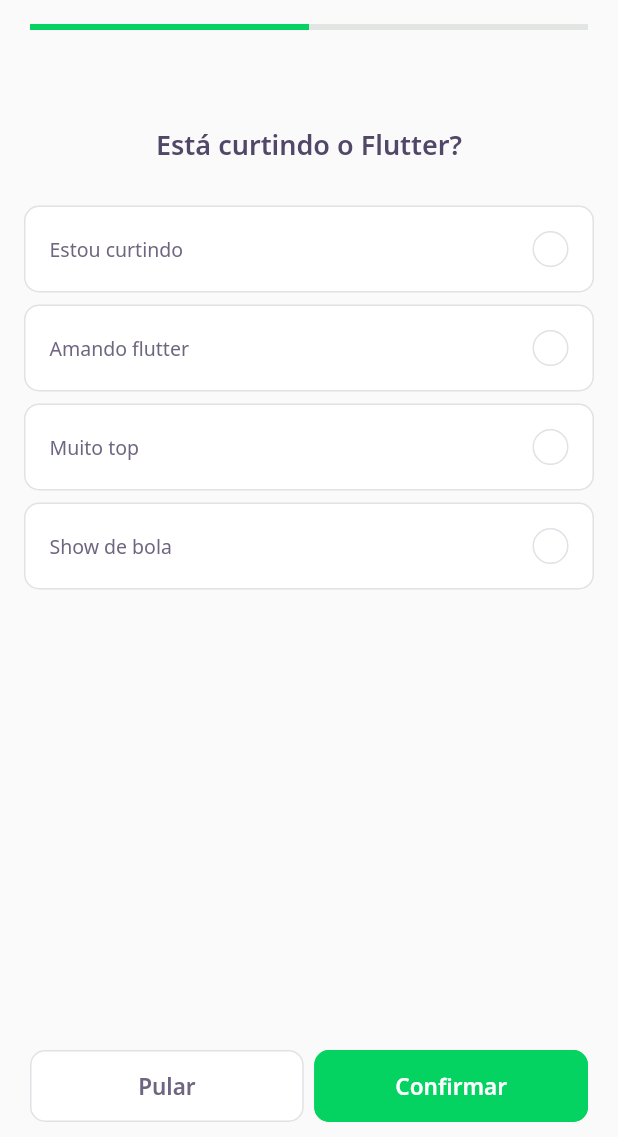
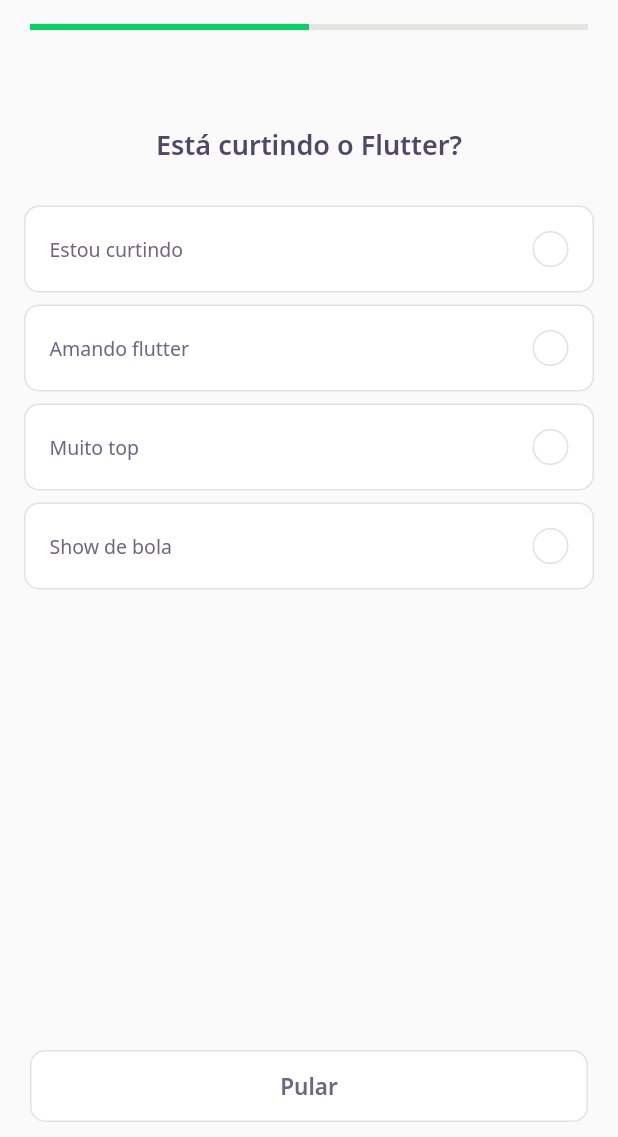
Before and after one commit to LucasFerreiraJs/rocketseat-appdevquiz-flutter, a Flutter app: the screen it shows after launch, after a tap on "NLW 5 FLUTTER", on a phone screen of 412 x 824 dp, the part 99-1236 px from its top. Run offline on Flutter 3.47's test engine with Material 2 defaults, Android fonts, the phone set to English and light mode, and no system bars; our stand-ins replace google_fonts; accounts and stored records are empty; network calls fail.

Commit message:
feature(challengePage) next and confirm button navigate

```diff
--- a/lib/challenge/challenge_page.dart
+++ b/lib/challenge/challenge_page.dart
@@ -18,6 +18,14 @@ class ChallengePage extends StatefulWidget {
 class _ChallengePageState extends State<ChallengePage> {
   final controller = ChallengeController();
   final pageController = PageController();
+
+  void nextPageAnimation() {
+    if (controller.currentPage < widget.questions.length)
+      pageController.nextPage(
+        duration: Duration(milliseconds: 200),
+        curve: Curves.easeInOut,
+      );
+  }
 
   @override
   void initState() {
@@ -57,29 +65,42 @@ class _ChallengePageState extends State<ChallengePage> {
       body: PageView(
         physics: NeverScrollableScrollPhysics(),
         controller: pageController,
-        children: widget.questions.map((item) => QuizWidget(question: item)).toList(),
+        children: widget.questions
+            .map((item) => QuizWidget(
+                  question: item,
+                  onChange: () {
+                    nextPageAnimation();
+                  },
+                ))
+            .toList(),
       ),
       bottomNavigationBar: SafeArea(
         bottom: true,
         child: Padding(
           padding: const EdgeInsets.symmetric(horizontal: 20, vertical: 10),
-          child: Row(
+          child: ValueListenableBuilder<int>(
+            valueListenable: controller.currentPageNotifier,
+            builder: (context, value, _) => Row(
               mainAxisAlignment: MainAxisAlignment.spaceAround,
               children: [
+                if (value < widget.questions.length)
                   Expanded(
                       child: NextButtonWidget.white(
                     label: "Pular",
                     onTap: () {
-                  pageController.nextPage(duration: Duration(milliseconds: 200), curve: Curves.easeInOut);
+                      nextPageAnimation();
                     },
                   )),
-              SizedBox(width: 7),
+                if (value == widget.questions.length)
                   Expanded(
                       child: NextButtonWidget.green(
                     label: "Confirmar",
-                onTap: () {},
+                    onTap: () {
+                      Navigator.pop(context);
+                    },
                   )),
               ],
+            ),
           ),
         ),
       ),
--- a/lib/challenge/widgets/answer/answer_widget.dart
+++ b/lib/challenge/widgets/answer/answer_widget.dart
@@ -7,11 +7,12 @@ class AnswerWidget extends StatelessWidget {
   final AwnserModel anwser;
   final bool isSelected;
   final VoidCallback onTap;
-
+  final bool disabled;
   const AnswerWidget({
     Key? key,
     required this.anwser,
     required this.onTap,
+    this.disabled = false,
     this.isSelected = false,
   }) : super(key: key);
 
@@ -26,6 +27,8 @@ class AnswerWidget extends StatelessWidget {
   Widget build(BuildContext context) {
     return Padding(
       padding: const EdgeInsets.symmetric(horizontal: 16.0, vertical: 4),
+      child: IgnorePointer(
+        ignoring: disabled,
         child: GestureDetector(
           onTap: onTap,
           child: Container(
@@ -61,6 +64,7 @@ class AnswerWidget extends StatelessWidget {
             ),
           ),
         ),
+      ),
     );
   }
 }
--- a/lib/challenge/widgets/quiz/quiz_controller.dart
+++ /dev/null
@@ -1,3 +0,0 @@
-class QuizController {
-  var indexSelected = 0;
-}
--- a/lib/challenge/widgets/quiz/quiz_widget.dart
+++ b/lib/challenge/widgets/quiz/quiz_widget.dart
@@ -6,8 +6,8 @@ import 'package:flutter/material.dart';
 
 class QuizWidget extends StatefulWidget {
   final QuestionModel question;
-
-  QuizWidget({Key? key, required this.question}) : super(key: key);
+  final VoidCallback onChange;
+  QuizWidget({Key? key, required this.question, required this.onChange}) : super(key: key);
 
   @override
   State<QuizWidget> createState() => _QuizWidgetState();
@@ -34,9 +34,11 @@ class _QuizWidgetState extends State<QuizWidget> {
             AnswerWidget(
               anwser: getAwnserByIndex(i),
               isSelected: indexSelected == i,
+              disabled: indexSelected != -1,
               onTap: () {
                 indexSelected = i;
                 setState(() {});
+                Future.delayed(Duration(milliseconds: 1200)).then((value) => widget.onChange());
               },
             )
         ],
```
Lines whose indentation alone changed are shown as unchanged.
